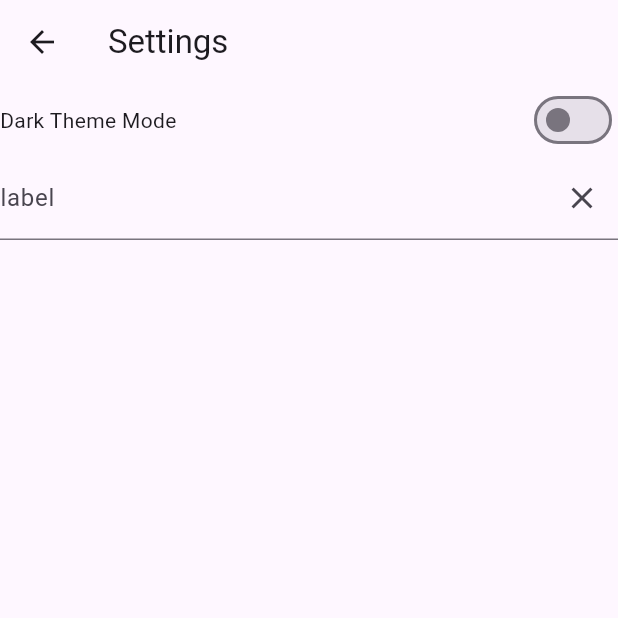
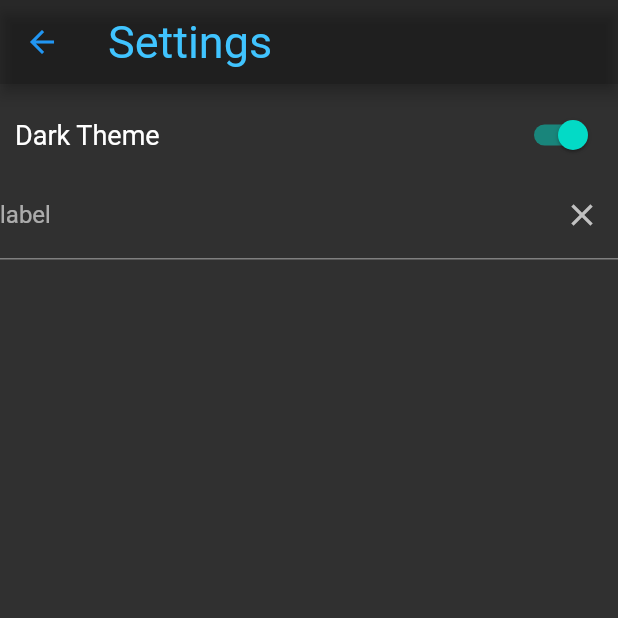
Before and after one commit to MariusRadyn/TeamPlayer, a Flutter app: the SettingsPage screen opened directly, on a phone screen of 412 x 824 dp, the top half of it. Run offline on Flutter 3.47's test engine with Material 3 defaults, Android fonts, the phone set to English and light mode, and no system bars; our stand-ins replace flutter_slidable, shared_preferences, smooth_page_indicator, sqflite; missing offline and left inert: circle_list, dropbox_client, flex_seed_scheme, scrollable_reorderable_navbar; accounts and stored records are empty.

Commit message:
Working on Settings page

```diff
--- a/lib/main.dart
+++ b/lib/main.dart
@@ -32,6 +32,7 @@ class _MyAppState extends State<MyApp> {
   @override
   void initState() {
     themeManager.addListener(themeListner);
+    themeManager.toggleTheme(true);
     super.initState();
   }
 
@@ -43,9 +44,7 @@ class _MyAppState extends State<MyApp> {
 
   themeListner() {
     if (mounted) {
-      setState(() {
-
-      });
+      setState((){});
     }
   }
 
--- a/lib/pages/settings_page.dart
+++ b/lib/pages/settings_page.dart
@@ -22,10 +22,17 @@ class _SettingsPageState extends State<SettingsPage> {
       ),
       body: Column(
         children: [
-          Row(
+          Padding(
+            padding: const EdgeInsets.fromLTRB(10,10,10,0),
+            child: Row(
               mainAxisAlignment: MainAxisAlignment.spaceBetween,
               children: [
-              Text('Dark Theme Mode'),
+                const Text('Dark Theme',
+                  style: TextStyle(
+                    fontSize: 18,
+                  ),
+
+                ),
                 Switch(
                   value: themeManager.themeMode == ThemeMode.dark,
                   onChanged: (bool newVal) {
@@ -35,6 +42,7 @@ class _SettingsPageState extends State<SettingsPage> {
                   }),
               ],
             ),
+          ),
           MyTextField('Dropbox', _cntrButton1),
           MaterialButton(onPressed: () {})
         ],
```
Lines whose indentation alone changed are shown as unchanged.
